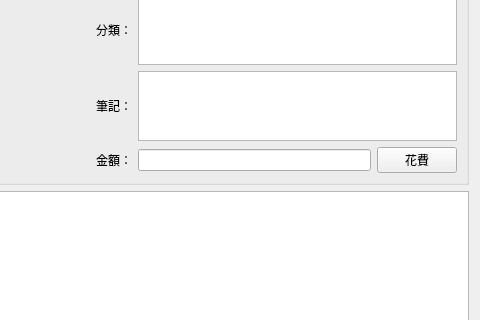
Above: expensetab.ui from coolshou/accountbook before the change; both pictures show x 295 to 775 and y 106 to 426 of the 775 by 532 pixel window. Below: the same form after it.
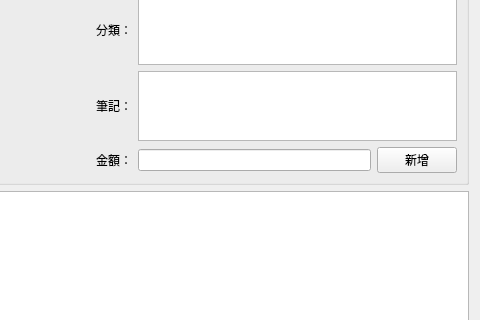
That is the form after the change. Icons and pictures are not drawn.

Diff of the .ui file:
```diff
--- a/expensetab.ui
+++ b/expensetab.ui
@@ -7,7 +7,7 @@
     <x>0</x>
     <y>0</y>
     <width>775</width>
-    <height>447</height>
+    <height>517</height>
    </rect>
   </property>
   <property name="sizePolicy">
@@ -125,7 +125,7 @@
           <item>
            <widget class="QPushButton" name="expensePushButton">
             <property name="text">
-             <string>花費</string>
+             <string>新增</string>
             </property>
            </widget>
           </item>
```
